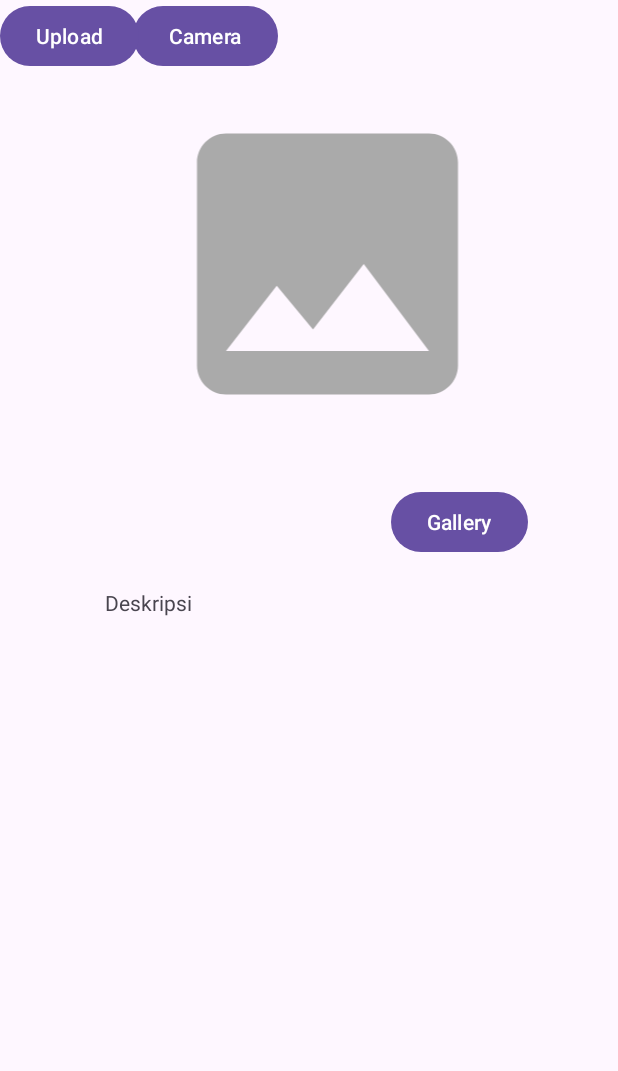
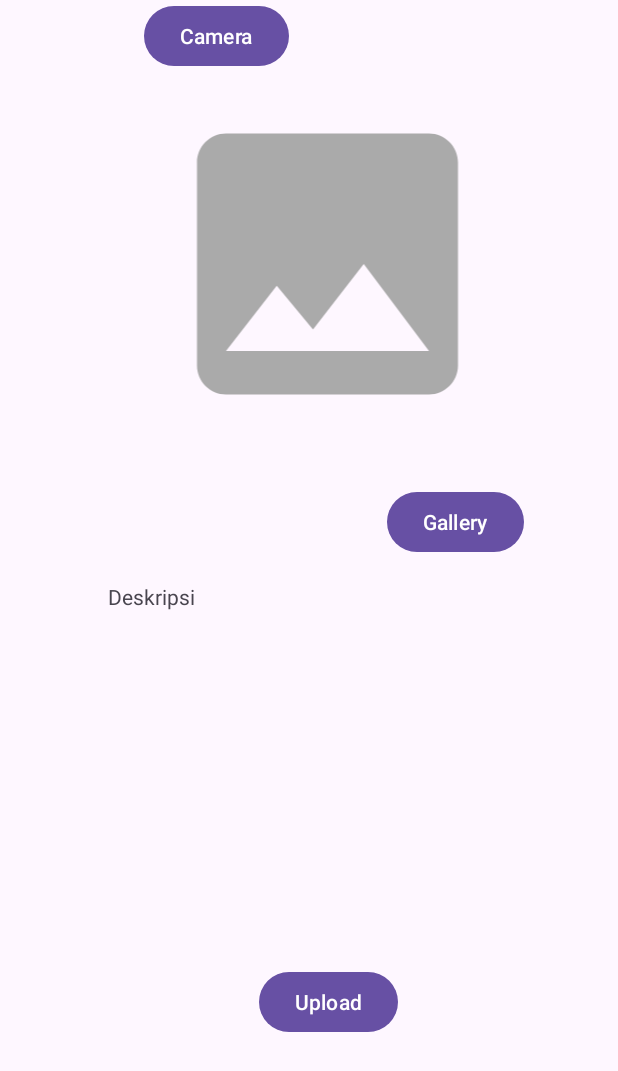
Before and after one commit to Bangkit-Submitted-Assignment/4_AndroidIntermediate_Michaelfidef, an Android app: the AddStoryActivity screen opened directly, with no data from a screen before it, on a phone screen of 412 x 824 dp. Shown: the top 1071 px of the screen. Run offline under Robolectric (Android 15) with nearby library versions, the phone set to English and light mode, and no system bars; network calls fail.

```diff
--- a/app/src/main/AndroidManifest.xml
+++ b/app/src/main/AndroidManifest.xml
@@ -10,6 +10,9 @@
         android:roundIcon="@mipmap/ic_launcher_round"
         android:supportsRtl="true"
         android:theme="@style/Theme.LoginWithAnimation">
+        <activity
+            android:name=".view.detail.DetailActivity"
+            android:exported="false" />
         <activity
             android:name=".view.addStory.AddStoryActivity"
             android:exported="false" />
--- a/app/src/main/java/com/dicoding/picodiploma/loginwithanimation/data/retrofit/ApiService.kt
+++ b/app/src/main/java/com/dicoding/picodiploma/loginwithanimation/data/retrofit/ApiService.kt
@@ -4,6 +4,7 @@ import com.dicoding.picodiploma.loginwithanimation.data.response.AddStoryRespons
 import com.dicoding.picodiploma.loginwithanimation.data.response.ListStoryItem
 import com.dicoding.picodiploma.loginwithanimation.data.response.LoginResponse
 import com.dicoding.picodiploma.loginwithanimation.data.response.RegisterResponse
+import com.dicoding.picodiploma.loginwithanimation.data.response.StoryResponse
 import okhttp3.MultipartBody
 import okhttp3.RequestBody
 import retrofit2.Call
@@ -31,7 +32,7 @@ interface ApiService {
     ): LoginResponse
 
     @GET("stories")
-    suspend fun getAllStories(): Call<ListStoryItem>
+    suspend fun getAllStories(): StoryResponse
 
     @Multipart
     @POST("stories")
--- a/app/src/main/java/com/dicoding/picodiploma/loginwithanimation/view/login/LoginActivity.kt
+++ b/app/src/main/java/com/dicoding/picodiploma/loginwithanimation/view/login/LoginActivity.kt
@@ -7,6 +7,7 @@ import android.os.Build
 import android.os.Bundle
 import android.text.Editable
 import android.text.TextWatcher
+import android.util.Log
 import android.view.View
 import android.view.WindowInsets
 import android.view.WindowManager
@@ -16,7 +17,6 @@ import androidx.appcompat.app.AppCompatActivity
 import com.dicoding.picodiploma.loginwithanimation.view.customButton.MyButton
 import com.dicoding.picodiploma.loginwithanimation.view.customButton.MyEmailText
 import com.dicoding.picodiploma.loginwithanimation.data.pref.UserModel
-import com.dicoding.picodiploma.loginwithanimation.data.response.LoginResponse
 import com.dicoding.picodiploma.loginwithanimation.databinding.ActivityLoginBinding
 import com.dicoding.picodiploma.loginwithanimation.di.ResultState
 import com.dicoding.picodiploma.loginwithanimation.view.ViewModelFactory
@@ -124,8 +124,9 @@ class LoginActivity : AppCompatActivity() {
                             showLoading(true)
                         }
                         is ResultState.Success -> {
-                            val token = result.data?.loginResult?.token
+                            val token = result.data.loginResult?.token
                             viewModel.saveSession(UserModel(email, token ?: ""))
+                            Log.d("println" , "${token}");
                             AlertDialog.Builder(this).apply {
                                 setTitle("Yeah!")
                                 setMessage("Anda berhasil login. Mari kita buat Story!")
--- a/app/src/main/java/com/dicoding/picodiploma/loginwithanimation/view/login/LoginViewModel.kt
+++ b/app/src/main/java/com/dicoding/picodiploma/loginwithanimation/view/login/LoginViewModel.kt
@@ -22,7 +22,7 @@ class LoginViewModel(private val repository: UserRepository) : ViewModel() {
     fun login(email: String, password: String) = liveData {
         emit(ResultState.Loading)
         try {
-            val message = repository.login(email, password).message
+            val message = repository.login(email, password)
             emit(ResultState.Success(message))
         } catch (e: HttpException) {
             val jsonInString = e.response()?.errorBody()?.string()
--- a/app/src/main/java/com/dicoding/picodiploma/loginwithanimation/view/main/MainViewModel.kt
+++ b/app/src/main/java/com/dicoding/picodiploma/loginwithanimation/view/main/MainViewModel.kt
@@ -1,6 +1,5 @@
 package com.dicoding.picodiploma.loginwithanimation.view.main
 
-import android.util.Log
 import androidx.lifecycle.LiveData
 import androidx.lifecycle.MutableLiveData
 import androidx.lifecycle.ViewModel
--- a/app/src/main/res/layout/activity_add_story.xml
+++ b/app/src/main/res/layout/activity_add_story.xml
@@ -25,42 +25,40 @@
         android:text="Camera"
         app:layout_constraintEnd_toStartOf="@+id/galery_story"
         app:layout_constraintHorizontal_bias="0.886"
-        app:layout_constraintStart_toStartOf="parent"
-        tools:layout_editor_absoluteY="324dp" />
+        app:layout_constraintStart_toStartOf="@+id/image_story"
+        tools:layout_editor_absoluteY="324dp"
+        tools:ignore="MissingConstraints" />
 
     <Button
         android:id="@+id/galery_story"
         android:layout_width="wrap_content"
         android:layout_height="wrap_content"
         android:layout_marginTop="32dp"
-        android:layout_marginEnd="60dp"
         android:text="Gallery"
-        app:layout_constraintEnd_toEndOf="parent"
+        app:layout_constraintEnd_toEndOf="@+id/image_story"
+        app:layout_constraintHorizontal_bias="1.0"
+        app:layout_constraintStart_toStartOf="@+id/image_story"
         app:layout_constraintTop_toBottomOf="@+id/image_story" />
-
-    <com.google.android.material.textfield.TextInputLayout
-        android:id="@+id/textInputLayout"
-        android:layout_width="409dp"
-        android:layout_height="wrap_content"
-        tools:layout_editor_absoluteX="1dp"
-        tools:layout_editor_absoluteY="483dp" />
 
     <TextView
         android:id="@+id/description_story"
         android:layout_width="293dp"
         android:layout_height="220dp"
-        android:layout_marginTop="100dp"
+        android:layout_marginTop="96dp"
+        android:layout_marginEnd="56dp"
         android:text="Deskripsi"
         app:layout_constraintEnd_toEndOf="parent"
-        app:layout_constraintHorizontal_bias="0.589"
-        app:layout_constraintStart_toStartOf="@+id/textInputLayout"
+        app:layout_constraintHorizontal_bias="0.632"
+        app:layout_constraintStart_toStartOf="@+id/image_story"
         app:layout_constraintTop_toBottomOf="@+id/image_story" />
 
     <Button
         android:id="@+id/submit_story"
         android:layout_width="wrap_content"
         android:layout_height="wrap_content"
+        android:layout_marginTop="36dp"
         android:text="Upload"
-        tools:layout_editor_absoluteX="173dp"
-        tools:layout_editor_absoluteY="637dp" />
+        app:layout_constraintEnd_toEndOf="@+id/description_story"
+        app:layout_constraintStart_toStartOf="@+id/description_story"
+        app:layout_constraintTop_toBottomOf="@+id/description_story" />
 </androidx.constraintlayout.widget.ConstraintLayout>
--- a/app/src/main/res/layout/item_user.xml
+++ b/app/src/main/res/layout/item_user.xml
@@ -17,7 +17,7 @@
         android:layout_height="201dp"
         android:padding="8dp">
 
-        <de.hdodenhof.circleimageview.CircleImageView
+        <ImageView
             android:id="@+id/ci_profile_image"
             android:layout_width="369dp"
             android:layout_height="142dp"
--- a/app/src/main/res/values/strings.xml
+++ b/app/src/main/res/values/strings.xml
@@ -21,5 +21,7 @@
     <string name="add_story">add story</string>
     <string name="setting">setting</string>
     <string name="exit">exit</string>
+    <string name="nama_profile_detail">nama profile</string>
+    <string name="description_detail">description</string>
 
 </resources>
```
Also changed, not shown: app/src/main/java/com/dicoding/picodiploma/loginwithanimation/view/detail/DetailActivity.kt (added, +12 -0 lines), app/src/main/java/com/dicoding/picodiploma/loginwithanimation/view/main/MainActivity.kt (+2 -8 lines), app/src/main/res/layout/activity_detail.xml (added, +40 -0 lines).
